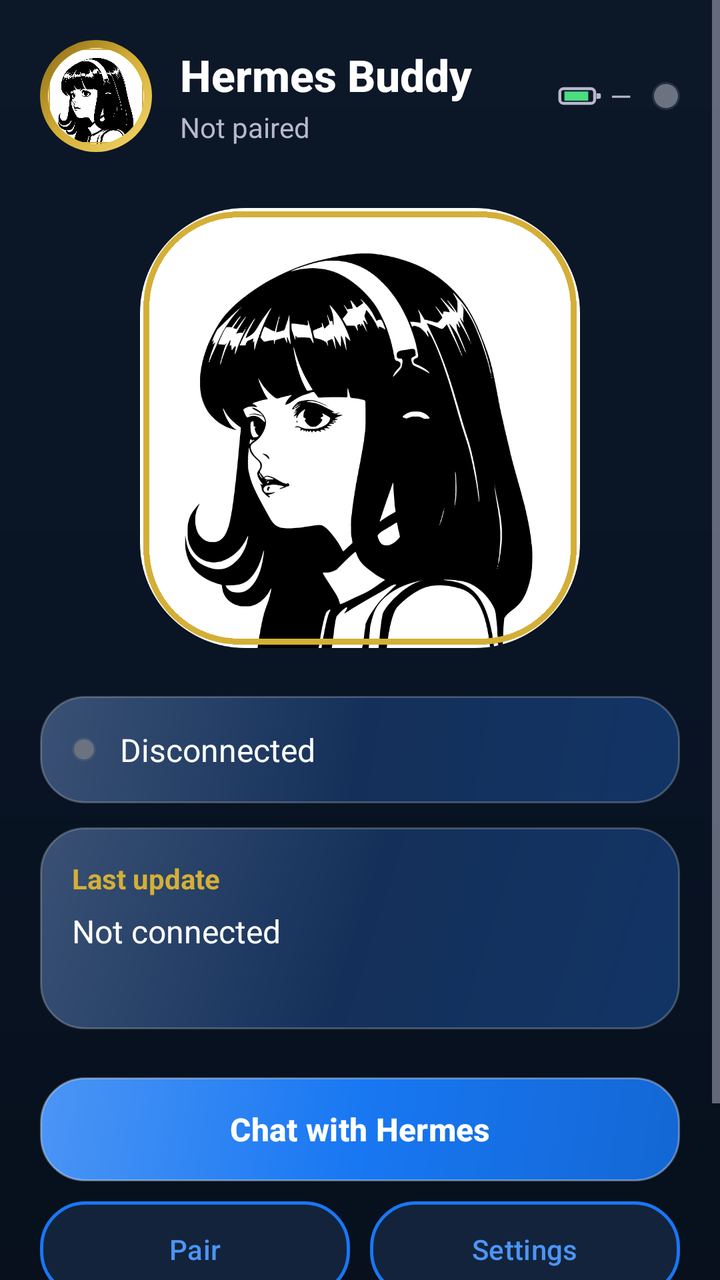
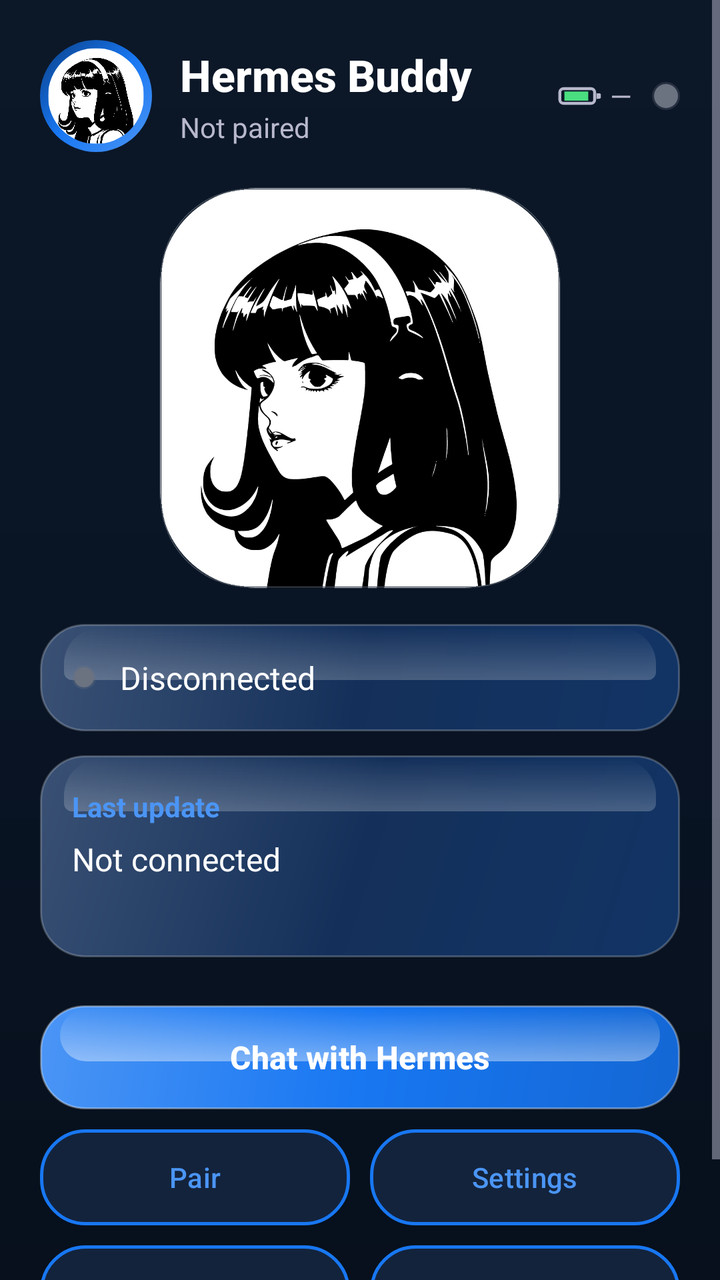

Screens rendered from an Android XML layout before and after an edit, with the pre-edit source and the edit as a unified diff.
<!-- AndroidManifest.xml: application theme Theme.HermesBuddy -->
<!-- res/layout/activity_main.xml -->
<?xml version="1.0" encoding="utf-8"?>
<ScrollView xmlns:android="http://schemas.android.com/apk/res/android"
    android:layout_width="match_parent"
    android:layout_height="match_parent"
    android:background="@drawable/bg_app"
    android:fillViewport="true"
    android:fitsSystemWindows="true">

    <LinearLayout
        android:layout_width="match_parent"
        android:layout_height="wrap_content"
        android:orientation="vertical"
        android:padding="20dp">

        
        <LinearLayout
            android:layout_width="match_parent"
            android:layout_height="wrap_content"
            android:gravity="center_vertical"
            android:orientation="horizontal">

            <FrameLayout
                android:layout_width="56dp"
                android:layout_height="56dp">

                <View
                    android:layout_width="match_parent"
                    android:layout_height="match_parent"
                    android:background="@drawable/avatar_ring" />

                <ImageView
                    android:layout_width="48dp"
                    android:layout_height="48dp"
                    android:layout_gravity="center"
                    android:background="@drawable/avatar_bg"
                    android:clipToOutline="true"
                    android:src="@drawable/hermes_avatar"
                    android:contentDescription="Hermes" />
            </FrameLayout>

            <LinearLayout
                android:layout_width="0dp"
                android:layout_height="wrap_content"
                android:layout_weight="1"
                android:layout_marginStart="14dp"
                android:orientation="vertical">

                <TextView
                    style="@style/HermesTitle"
                    android:layout_width="wrap_content"
                    android:layout_height="wrap_content"
                    android:text="Hermes Buddy"
                    android:textSize="22sp" />

                <TextView
                    android:id="@+id/pairedLabel"
                    style="@style/HermesSubtitle"
                    android:layout_width="wrap_content"
                    android:layout_height="wrap_content"
                    android:layout_marginTop="2dp"
                    android:text="Not paired" />
            </LinearLayout>

            <ImageView
                android:layout_width="22dp"
                android:layout_height="22dp"
                android:src="@drawable/ic_battery"
                android:contentDescription="Battery" />

            <TextView
                android:id="@+id/batteryText"
                style="@style/HermesSubtitle"
                android:layout_width="wrap_content"
                android:layout_height="wrap_content"
                android:layout_marginStart="4dp"
                android:layout_marginEnd="10dp"
                android:text="—" />

            <View
                android:id="@+id/statusDot"
                android:layout_width="14dp"
                android:layout_height="14dp"
                android:background="@drawable/status_dot_offline" />
        </LinearLayout>

        
        <ImageView
            android:layout_width="220dp"
            android:layout_height="220dp"
            android:layout_gravity="center_horizontal"
            android:layout_marginTop="28dp"
            android:src="@drawable/hermes_avatar"
            android:contentDescription="Hermes Buddy" />

        
        <LinearLayout
            android:layout_width="match_parent"
            android:layout_height="wrap_content"
            android:layout_marginTop="24dp"
            android:background="@drawable/card_glossy"
            android:elevation="8dp"
            android:outlineSpotShadowColor="@color/muse_blue_shadow"
            android:orientation="horizontal"
            android:gravity="center_vertical"
            android:padding="16dp">

            <View
                android:id="@+id/statusDotCard"
                android:layout_width="12dp"
                android:layout_height="12dp"
                android:background="@drawable/status_dot_offline" />

            <TextView
                android:id="@+id/statusText"
                style="@style/HermesBody"
                android:layout_width="0dp"
                android:layout_height="wrap_content"
                android:layout_weight="1"
                android:layout_marginStart="12dp"
                android:text="Disconnected"
                android:textSize="16sp" />
        </LinearLayout>

        
        <LinearLayout
            android:layout_width="match_parent"
            android:layout_height="wrap_content"
            android:layout_marginTop="12dp"
            android:background="@drawable/card_glossy"
            android:elevation="8dp"
            android:outlineSpotShadowColor="@color/muse_blue_shadow"
            android:orientation="vertical"
            android:padding="16dp">

            <TextView
                style="@style/HermesSubtitle"
                android:layout_width="wrap_content"
                android:layout_height="wrap_content"
                android:text="Last update"
                android:textStyle="bold"
                android:textColor="@color/hermes_gold" />

            <TextView
                android:id="@+id/captionText"
                style="@style/HermesBody"
                android:layout_width="match_parent"
                android:layout_height="wrap_content"
                android:layout_marginTop="6dp"
                android:minHeight="44dp"
                android:text="Not connected" />
        </LinearLayout>

        
        <TextView
            android:id="@+id/errorBanner"
            android:layout_width="match_parent"
            android:layout_height="wrap_content"
            android:layout_marginTop="12dp"
            android:background="@drawable/card_error"
            android:elevation="6dp"
            android:padding="14dp"
            android:textColor="@color/muse_error_text"
            android:textSize="13sp"
            android:visibility="gone" />

        
        <LinearLayout
            android:id="@+id/pairCard"
            android:layout_width="match_parent"
            android:layout_height="wrap_content"
            android:layout_marginTop="12dp"
            android:background="@drawable/card_glossy"
            android:elevation="8dp"
            android:outlineSpotShadowColor="@color/muse_blue_shadow"
            android:orientation="vertical"
            android:padding="16dp"
            android:visibility="gone">

            <TextView
                style="@style/HermesSubtitle"
                android:layout_width="wrap_content"
                android:layout_height="wrap_content"
                android:text="Pairing code — tap to copy, approve on the Hermes host:" />

            <TextView
                android:id="@+id/pairCode"
                android:layout_width="wrap_content"
                android:layout_height="wrap_content"
                android:layout_marginTop="8dp"
                android:text="—"
                android:textColor="@color/hermes_gold"
                android:textSize="36sp"
                android:textStyle="bold"
                android:letterSpacing="0.2" />
        </LinearLayout>

        
        <Button
            android:id="@+id/btnChat"
            style="@style/HermesPrimaryButton"
            android:layout_width="match_parent"
            android:layout_height="wrap_content"
            android:layout_marginTop="24dp"
            android:text="Chat with Hermes" />

        <LinearLayout
            android:layout_width="match_parent"
            android:layout_height="wrap_content"
            android:layout_marginTop="10dp"
            android:orientation="horizontal">

            <Button
                android:id="@+id/btnPair"
                style="@style/HermesGhostButton"
                android:layout_width="0dp"
                android:layout_height="wrap_content"
                android:layout_weight="1"
                android:text="Pair" />

            <Button
                android:id="@+id/btnSettings"
                style="@style/HermesGhostButton"
                android:layout_width="0dp"
                android:layout_height="wrap_content"
                android:layout_marginStart="10dp"
                android:layout_weight="1"
                android:text="Settings" />
        </LinearLayout>

        <LinearLayout
            android:layout_width="match_parent"
            android:layout_height="wrap_content"
            android:layout_marginTop="10dp"
            android:layout_marginBottom="16dp"
            android:orientation="horizontal">

            <Button
                android:id="@+id/btnReconnect"
                style="@style/HermesGhostButton"
                android:layout_width="0dp"
                android:layout_height="wrap_content"
                android:layout_weight="1"
                android:text="Reconnect" />

            <Button
                android:id="@+id/btnNewSession"
                style="@style/HermesGhostButton"
                android:layout_width="0dp"
                android:layout_height="wrap_content"
                android:layout_marginStart="10dp"
                android:layout_weight="1"
                android:text="New session" />
        </LinearLayout>
    </LinearLayout>
</ScrollView>
<!-- resources referenced by this layout -->
<resources>
  <color name="hermes_gold">#D4AF37</color>
  <!-- drawable avatar_bg (drawable) -->
  <?xml version="1.0" encoding="utf-8"?>
  <shape xmlns:android="http://schemas.android.com/apk/res/android"
      android:shape="oval">
      <solid android:color="#141422" />
      <stroke
          android:width="1dp"
          android:color="#22FFFFFF" />
  </shape>
  <!-- drawable avatar_ring (drawable) -->
  <?xml version="1.0" encoding="utf-8"?>
  <shape xmlns:android="http://schemas.android.com/apk/res/android"
      android:shape="oval">
      <gradient
          android:angle="135"
          android:startColor="#F5D76E"
          android:centerColor="#D4AF37"
          android:endColor="#8B6914"
          android:type="linear" />
  </shape>
  <!-- drawable card_glossy (drawable) -->
  <?xml version="1.0" encoding="utf-8"?>
  <layer-list xmlns:android="http://schemas.android.com/apk/res/android">
      <item>
          <shape android:shape="rectangle">
              <corners android:radius="22dp" />
              <gradient
                  android:angle="315"
                  android:startColor="@color/muse_card_top"
                  android:centerColor="@color/muse_card"
                  android:endColor="@color/muse_card_bottom"
                  android:type="linear" />
              <stroke
                  android:width="1dp"
                  android:color="#38FFFFFF" />
          </shape>
      </item>
      <item
          android:left="12dp"
          android:right="12dp"
          android:top="2dp"
          android:bottom="200dp">
          <shape android:shape="rectangle">
              <corners
                  android:topLeftRadius="18dp"
                  android:topRightRadius="18dp"
                  android:bottomLeftRadius="4dp"
                  android:bottomRightRadius="4dp" />
              <gradient
                  android:angle="90"
                  android:startColor="#38FFFFFF"
                  android:endColor="#00FFFFFF"
                  android:type="linear" />
          </shape>
      </item>
  </layer-list>
  <!-- drawable hermes_avatar: png bitmap (drawable-xxxhdpi, 66394 bytes) -->
  <style name="Theme.HermesBuddy" parent="Theme.Material3.DayNight.NoActionBar">
          <item name="colorPrimary">@color/muse_blue</item>
          <item name="colorOnPrimary">@android:color/white</item>
          <item name="colorPrimaryContainer">@color/muse_card</item>
          <item name="android:colorBackground">@color/muse_ink</item>
          <item name="colorSurface">@color/muse_night</item>
          <item name="colorOnSurface">@color/hermes_text_primary</item>
          <item name="android:textColorPrimary">@color/hermes_text_primary</item>
          <item name="android:textColorSecondary">@color/hermes_text_secondary</item>
          <item name="android:windowBackground">@drawable/bg_app</item>
          <item name="android:statusBarColor">@android:color/transparent</item>
          <item name="android:navigationBarColor">@color/muse_ink</item>
          <item name="android:windowLightStatusBar">false</item>
          <item name="alertDialogTheme">@style/HermesDialog</item>
      </style>
  <!-- drawable btn_primary (drawable) -->
  <?xml version="1.0" encoding="utf-8"?>
  <layer-list xmlns:android="http://schemas.android.com/apk/res/android">
      <item>
          <shape android:shape="rectangle">
              <corners android:radius="22dp" />
              <gradient
                  android:angle="315"
                  android:startColor="@color/muse_blue_light"
                  android:centerColor="@color/muse_blue"
                  android:endColor="#1467D4"
                  android:type="linear" />
              <stroke
                  android:width="1dp"
                  android:color="#57FFFFFF" />
          </shape>
      </item>
      <item
          android:left="10dp"
          android:right="10dp"
          android:top="2dp"
          android:bottom="60dp">
          <shape android:shape="rectangle">
              <corners android:radius="16dp" />
              <gradient
                  android:angle="90"
                  android:startColor="#66FFFFFF"
                  android:endColor="#00FFFFFF"
                  android:type="linear" />
          </shape>
      </item>
  </layer-list>
  <style name="HermesDialog" parent="ThemeOverlay.Material3.MaterialAlertDialog">
          <item name="colorSurface">@color/muse_night</item>
          <item name="colorOnSurface">@color/hermes_text_primary</item>
          <item name="colorPrimary">@color/muse_blue_light</item>
          <item name="alertDialogStyle">@style/HermesAlertDialog</item>
      </style>
  <!-- unchanged entries left out for length: 25 -->
</resources>

<!-- the commit's change to res/layout/activity_main.xml (unified diff, before → after) -->
@@ -85,10 +85,10 @@
 
         
         <ImageView
-            android:layout_width="220dp"
-            android:layout_height="220dp"
+            android:layout_width="200dp"
+            android:layout_height="200dp"
             android:layout_gravity="center_horizontal"
-            android:layout_marginTop="28dp"
+            android:layout_marginTop="18dp"
             android:src="@drawable/hermes_avatar"
             android:contentDescription="Hermes Buddy" />
 
@@ -96,7 +96,7 @@
         <LinearLayout
             android:layout_width="match_parent"
             android:layout_height="wrap_content"
-            android:layout_marginTop="24dp"
+            android:layout_marginTop="18dp"
             android:background="@drawable/card_glossy"
             android:elevation="8dp"
             android:outlineSpotShadowColor="@color/muse_blue_shadow"
@@ -138,7 +138,7 @@
                 android:layout_height="wrap_content"
                 android:text="Last update"
                 android:textStyle="bold"
-                android:textColor="@color/hermes_gold" />
+                android:textColor="@color/muse_blue_light" />
 
             <TextView
                 android:id="@+id/captionText"
@@ -188,7 +188,7 @@
                 android:layout_height="wrap_content"
                 android:layout_marginTop="8dp"
                 android:text="—"
-                android:textColor="@color/hermes_gold"
+                android:textColor="@android:color/white"
                 android:textSize="36sp"
                 android:textStyle="bold"
                 android:letterSpacing="0.2" />
<!-- resource entries referenced after the edit -->
@@ -1,11 +1,10 @@
 <!-- resources referenced by this layout -->
 <resources>
-  <color name="hermes_gold">#D4AF37</color>
   <!-- drawable avatar_bg (drawable) -->
   <?xml version="1.0" encoding="utf-8"?>
   <shape xmlns:android="http://schemas.android.com/apk/res/android"
       android:shape="oval">
-      <solid android:color="#141422" />
+      <solid android:color="#0C1828" />
       <stroke
           android:width="1dp"
           android:color="#22FFFFFF" />
@@ -16,9 +15,9 @@
       android:shape="oval">
       <gradient
           android:angle="135"
-          android:startColor="#F5D76E"
-          android:centerColor="#D4AF37"
-          android:endColor="#8B6914"
+          android:startColor="#4B95F5"
+          android:centerColor="#1877F2"
+          android:endColor="#0A3F86"
           android:type="linear" />
   </shape>
   <!-- drawable card_glossy (drawable) -->
@@ -42,7 +41,8 @@
           android:left="12dp"
           android:right="12dp"
           android:top="2dp"
-          android:bottom="200dp">
+          android:height="26dp"
+          android:gravity="top">
           <shape android:shape="rectangle">
               <corners
                   android:topLeftRadius="18dp"
@@ -57,7 +57,7 @@
           </shape>
       </item>
   </layer-list>
-  <!-- drawable hermes_avatar: png bitmap (drawable-xxxhdpi, 66394 bytes) -->
+  <!-- drawable hermes_avatar: png bitmap (drawable-xxxhdpi, 63688 bytes) -->
   <style name="Theme.HermesBuddy" parent="Theme.Material3.DayNight.NoActionBar">
           <item name="colorPrimary">@color/muse_blue</item>
           <item name="colorOnPrimary">@android:color/white</item>
@@ -72,6 +72,7 @@
           <item name="android:navigationBarColor">@color/muse_ink</item>
           <item name="android:windowLightStatusBar">false</item>
           <item name="alertDialogTheme">@style/HermesDialog</item>
+          <item name="materialAlertDialogTheme">@style/HermesDialog</item>
       </style>
   <!-- drawable btn_primary (drawable) -->
   <?xml version="1.0" encoding="utf-8"?>
@@ -94,7 +95,8 @@
           android:left="10dp"
           android:right="10dp"
           android:top="2dp"
-          android:bottom="60dp">
+          android:height="26dp"
+          android:gravity="top">
           <shape android:shape="rectangle">
               <corners android:radius="16dp" />
               <gradient
@@ -107,6 +109,9 @@
   </layer-list>
   <style name="HermesDialog" parent="ThemeOverlay.Material3.MaterialAlertDialog">
           <item name="colorSurface">@color/muse_night</item>
+          <item name="colorSurfaceContainer">@color/muse_night</item>
+          <item name="colorSurfaceContainerHigh">@color/muse_night</item>
+          <item name="colorSurfaceContainerHighest">@color/muse_card</item>
           <item name="colorOnSurface">@color/hermes_text_primary</item>
           <item name="colorPrimary">@color/muse_blue_light</item>
           <item name="alertDialogStyle">@style/HermesAlertDialog</item>
